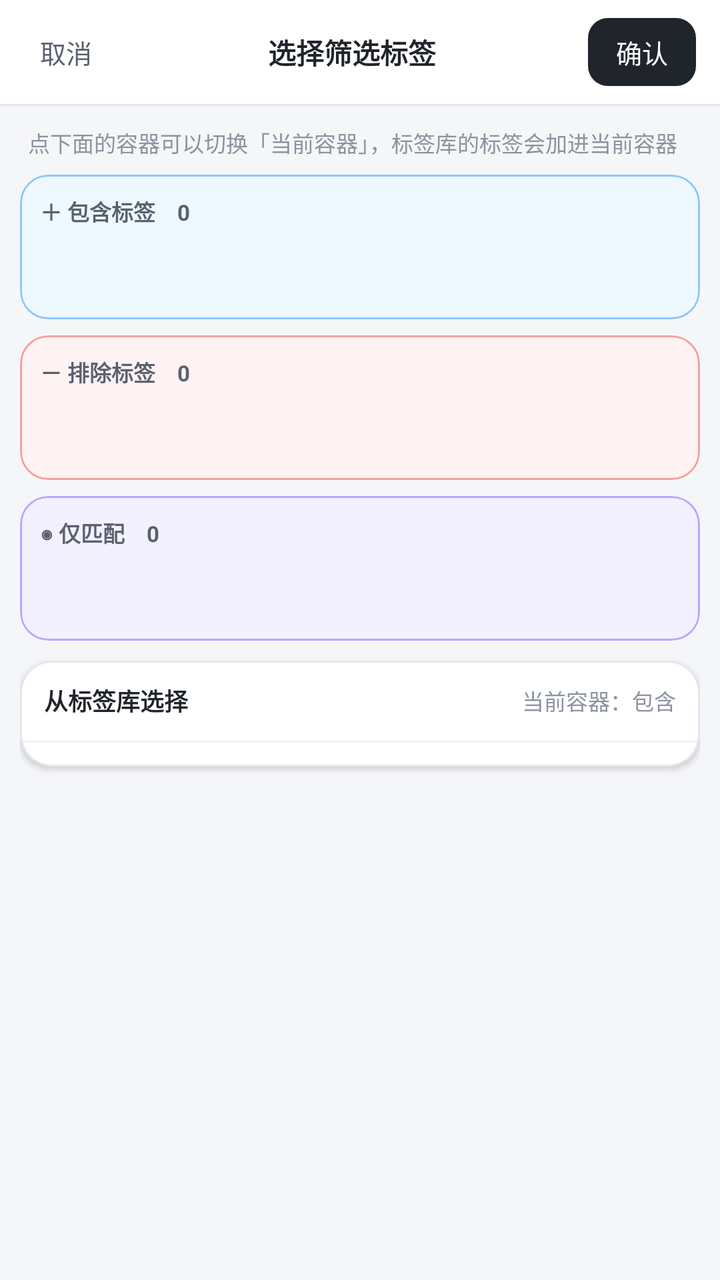
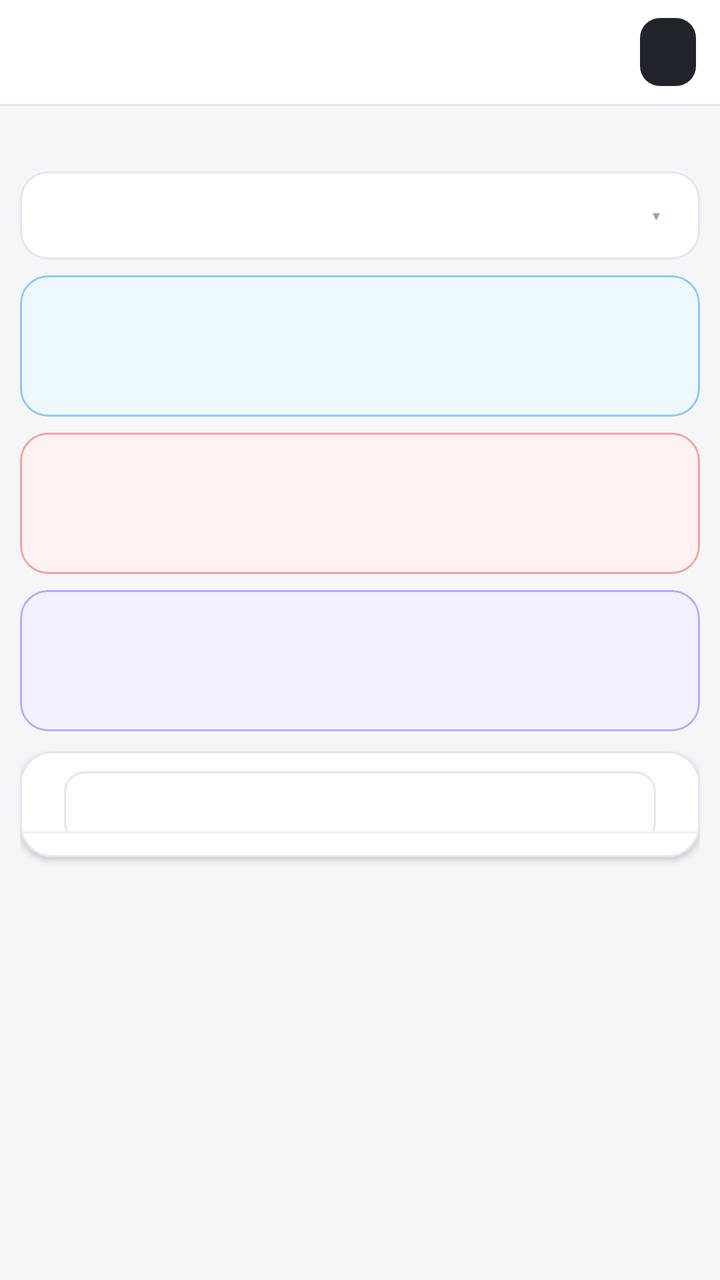

Compare the two renders of this Android layout. The source of the first and the diff that turns it into the second are given below.
<!-- AndroidManifest.xml: application theme Theme.TagMeow -->
<!-- res/layout/overlay_search_tags.xml -->
<?xml version="1.0" encoding="utf-8"?>

<LinearLayout xmlns:android="http://schemas.android.com/apk/res/android"
    xmlns:app="http://schemas.android.com/apk/res-auto"
    android:id="@+id/searchTagOverlay"
    android:layout_width="match_parent"
    android:layout_height="match_parent"
    android:background="#f5f6f8"
    android:orientation="vertical">

    <LinearLayout
        android:layout_width="match_parent"
        android:layout_height="52dp"
        android:background="#ffffff"
        android:gravity="center_vertical"
        android:orientation="horizontal"
        android:paddingStart="8dp"
        android:paddingEnd="12dp">

        <TextView
            android:id="@+id/btnSearchTagCancel"
            android:layout_width="wrap_content"
            android:layout_height="34dp"
            android:background="?attr/selectableItemBackground"
            android:gravity="center"
            android:paddingStart="12dp"
            android:paddingEnd="12dp"
            android:text="取消"
            android:textColor="#59616e"
            android:textSize="13sp" />

        <Space
            android:layout_width="0dp"
            android:layout_height="1dp"
            android:layout_weight="1" />

        <TextView
            android:id="@+id/tvSearchTagTitle"
            android:layout_width="wrap_content"
            android:layout_height="wrap_content"
            android:text="选择筛选标签"
            android:textColor="#20242b"
            android:textSize="14sp"
            android:textStyle="bold" />

        <Space
            android:layout_width="0dp"
            android:layout_height="1dp"
            android:layout_weight="1" />

        <TextView
            android:id="@+id/btnSearchTagConfirm"
            android:layout_width="wrap_content"
            android:layout_height="34dp"
            android:background="@drawable/bg_mini_primary"
            android:gravity="center"
            android:paddingStart="14dp"
            android:paddingEnd="14dp"
            android:text="确认"
            android:textColor="#ffffff"
            android:textSize="13sp" />
    </LinearLayout>

    <View
        android:layout_width="match_parent"
        android:layout_height="1dp"
        android:background="#e2e6ee" />

    <ScrollView
        android:layout_width="match_parent"
        android:layout_height="0dp"
        android:layout_weight="1"
        android:fillViewport="true">

        <LinearLayout
            android:layout_width="match_parent"
            android:layout_height="wrap_content"
            android:orientation="vertical"
            android:padding="10dp">

            <TextView
                android:id="@+id/tvSearchTagHint"
                android:layout_width="match_parent"
                android:layout_height="wrap_content"
                android:layout_marginStart="4dp"
                android:layout_marginBottom="8dp"
                android:text="点下面的容器可以切换「当前容器」，标签库的标签会加进当前容器"
                android:textColor="#8c939f"
                android:textSize="11sp" />

            
            <com.google.android.material.card.MaterialCardView
                android:id="@+id/groupInclude"
                android:layout_width="match_parent"
                android:layout_height="wrap_content"
                app:cardBackgroundColor="#eef8ff"
                app:cardCornerRadius="14dp"
                app:cardElevation="0dp"
                app:strokeColor="#8ec8f7"
                app:strokeWidth="1dp">

                <LinearLayout
                    android:layout_width="match_parent"
                    android:layout_height="wrap_content"
                    android:orientation="vertical"
                    android:padding="10dp">

                    <LinearLayout
                        android:id="@+id/headInclude"
                        android:layout_width="match_parent"
                        android:layout_height="wrap_content"
                        android:orientation="horizontal">

                        <TextView
                            android:id="@+id/titleInclude"
                            android:layout_width="wrap_content"
                            android:layout_height="wrap_content"
                            android:text="＋ 包含标签　0"
                            android:textColor="#59616e"
                            android:textSize="11sp"
                            android:textStyle="bold" />
                    </LinearLayout>

                    <LinearLayout
                        android:id="@+id/tagsInclude"
                        android:layout_width="match_parent"
                        android:layout_height="wrap_content"
                        android:layout_marginTop="6dp"
                        android:minHeight="30dp"
                        android:orientation="horizontal" />
                </LinearLayout>
            </com.google.android.material.card.MaterialCardView>

            
            <com.google.android.material.card.MaterialCardView
                android:id="@+id/groupExclude"
                android:layout_width="match_parent"
                android:layout_height="wrap_content"
                android:layout_marginTop="8dp"
                app:cardBackgroundColor="#fff2f2"
                app:cardCornerRadius="14dp"
                app:cardElevation="0dp"
                app:strokeColor="#f2a2a2"
                app:strokeWidth="1dp">

                <LinearLayout
                    android:layout_width="match_parent"
                    android:layout_height="wrap_content"
                    android:orientation="vertical"
                    android:padding="10dp">

                    <LinearLayout
                        android:id="@+id/headExclude"
                        android:layout_width="match_parent"
                        android:layout_height="wrap_content"
                        android:orientation="horizontal">

                        <TextView
                            android:id="@+id/titleExclude"
                            android:layout_width="wrap_content"
                            android:layout_height="wrap_content"
                            android:text="－ 排除标签　0"
                            android:textColor="#59616e"
                            android:textSize="11sp"
                            android:textStyle="bold" />
                    </LinearLayout>

                    <LinearLayout
                        android:id="@+id/tagsExclude"
                        android:layout_width="match_parent"
                        android:layout_height="wrap_content"
                        android:layout_marginTop="6dp"
                        android:minHeight="30dp"
                        android:orientation="horizontal" />
                </LinearLayout>
            </com.google.android.material.card.MaterialCardView>

            
            <com.google.android.material.card.MaterialCardView
                android:id="@+id/groupOnly"
                android:layout_width="match_parent"
                android:layout_height="wrap_content"
                android:layout_marginTop="8dp"
                app:cardBackgroundColor="#f3f0ff"
                app:cardCornerRadius="14dp"
                app:cardElevation="0dp"
                app:strokeColor="#b9a8ff"
                app:strokeWidth="1dp">

                <LinearLayout
                    android:layout_width="match_parent"
                    android:layout_height="wrap_content"
                    android:orientation="vertical"
                    android:padding="10dp">

                    <LinearLayout
                        android:id="@+id/headOnly"
                        android:layout_width="match_parent"
                        android:layout_height="wrap_content"
                        android:orientation="horizontal">

                        <TextView
                            android:id="@+id/titleOnly"
                            android:layout_width="wrap_content"
                            android:layout_height="wrap_content"
                            android:text="◉ 仅匹配　0"
                            android:textColor="#59616e"
                            android:textSize="11sp"
                            android:textStyle="bold" />
                    </LinearLayout>

                    <LinearLayout
                        android:id="@+id/tagsOnly"
                        android:layout_width="match_parent"
                        android:layout_height="wrap_content"
                        android:layout_marginTop="6dp"
                        android:minHeight="30dp"
                        android:orientation="horizontal" />
                </LinearLayout>
            </com.google.android.material.card.MaterialCardView>

            
            <com.google.android.material.card.MaterialCardView
                android:layout_width="match_parent"
                android:layout_height="wrap_content"
                android:layout_marginTop="10dp"
                app:cardBackgroundColor="#ffffff"
                app:cardCornerRadius="16dp"
                app:cardElevation="2dp"
                app:strokeColor="#e2e6ee"
                app:strokeWidth="1dp">

                <LinearLayout
                    android:layout_width="match_parent"
                    android:layout_height="wrap_content"
                    android:orientation="vertical">

                    <LinearLayout
                        android:layout_width="match_parent"
                        android:layout_height="40dp"
                        android:gravity="center_vertical"
                        android:orientation="horizontal"
                        android:paddingStart="12dp"
                        android:paddingEnd="12dp">

                        <TextView
                            android:id="@+id/tvSearchTagLibraryTitle"
                            android:layout_width="wrap_content"
                            android:layout_height="wrap_content"
                            android:text="从标签库选择"
                            android:textColor="#20242b"
                            android:textSize="12sp"
                            android:textStyle="bold" />

                        <Space
                            android:layout_width="0dp"
                            android:layout_height="1dp"
                            android:layout_weight="1" />

                        <TextView
                            android:id="@+id/tvSearchTagCurrentGroup"
                            android:layout_width="wrap_content"
                            android:layout_height="wrap_content"
                            android:text="当前容器：包含"
                            android:textColor="#8c939f"
                            android:textSize="11sp" />
                    </LinearLayout>

                    <View
                        android:layout_width="match_parent"
                        android:layout_height="1dp"
                        android:background="#edf0f3" />

                    <LinearLayout
                        android:id="@+id/searchTagLibrary"
                        android:layout_width="match_parent"
                        android:layout_height="wrap_content"
                        android:orientation="vertical"
                        android:padding="6dp" />
                </LinearLayout>
            </com.google.android.material.card.MaterialCardView>
        </LinearLayout>
    </ScrollView>
</LinearLayout>
<!-- resources referenced by this layout -->
<resources>
  <!-- drawable bg_mini_primary (drawable) -->
  <?xml version="1.0" encoding="utf-8"?>
  
  <shape xmlns:android="http://schemas.android.com/apk/res/android"
      android:shape="rectangle">
      <solid android:color="#20242b" />
      <corners android:radius="10dp" />
  </shape>
  <style name="Theme.TagMeow" parent="Base.Theme.TagMeow" />
  <style name="Base.Theme.TagMeow" parent="Theme.Material3.DayNight.NoActionBar">
          
          
      </style>
</resources>

<!-- the commit's change to res/layout/overlay_search_tags.xml (unified diff, before → after) -->
@@ -5,13 +5,13 @@
     android:id="@+id/searchTagOverlay"
     android:layout_width="match_parent"
     android:layout_height="match_parent"
-    android:background="#f5f6f8"
+    android:background="@color/page_bg"
     android:orientation="vertical">
 
     <LinearLayout
         android:layout_width="match_parent"
         android:layout_height="52dp"
-        android:background="#ffffff"
+        android:background="@color/surface"
         android:gravity="center_vertical"
         android:orientation="horizontal"
         android:paddingStart="8dp"
@@ -25,8 +25,8 @@
             android:gravity="center"
             android:paddingStart="12dp"
             android:paddingEnd="12dp"
-            android:text="取消"
-            android:textColor="#59616e"
+            android:text=""
+            android:textColor="@color/text_medium"
             android:textSize="13sp" />
 
         <Space
@@ -38,8 +38,8 @@
             android:id="@+id/tvSearchTagTitle"
             android:layout_width="wrap_content"
             android:layout_height="wrap_content"
-            android:text="选择筛选标签"
-            android:textColor="#20242b"
+            android:text=""
+            android:textColor="@color/text_primary"
             android:textSize="14sp"
             android:textStyle="bold" />
 
@@ -56,15 +56,15 @@
             android:gravity="center"
             android:paddingStart="14dp"
             android:paddingEnd="14dp"
-            android:text="确认"
-            android:textColor="#ffffff"
+            android:text=""
+            android:textColor="@color/on_primary_text"
             android:textSize="13sp" />
     </LinearLayout>
 
     <View
         android:layout_width="match_parent"
         android:layout_height="1dp"
-        android:background="#e2e6ee" />
+        android:background="@color/border" />
 
     <ScrollView
         android:layout_width="match_parent"
@@ -84,19 +84,19 @@
                 android:layout_height="wrap_content"
                 android:layout_marginStart="4dp"
                 android:layout_marginBottom="8dp"
-                android:text="点下面的容器可以切换「当前容器」，标签库的标签会加进当前容器"
-                android:textColor="#8c939f"
+                android:text=""
+                android:textColor="@color/text_secondary"
                 android:textSize="11sp" />
 
             
             <com.google.android.material.card.MaterialCardView
-                android:id="@+id/groupInclude"
-                android:layout_width="match_parent"
-                android:layout_height="wrap_content"
-                app:cardBackgroundColor="#eef8ff"
+                android:layout_width="match_parent"
+                android:layout_height="wrap_content"
+                android:layout_marginBottom="8dp"
+                app:cardBackgroundColor="@color/surface"
                 app:cardCornerRadius="14dp"
                 app:cardElevation="0dp"
-                app:strokeColor="#8ec8f7"
+                app:strokeColor="@color/border"
                 app:strokeWidth="1dp">
 
                 <LinearLayout
@@ -106,6 +106,121 @@
                     android:padding="10dp">
 
                     <LinearLayout
+                        android:id="@+id/searchDirHead"
+                        android:layout_width="match_parent"
+                        android:layout_height="wrap_content"
+                        android:background="?attr/selectableItemBackground"
+                        android:gravity="center_vertical"
+                        android:orientation="horizontal">
+
+                        <TextView
+                            android:id="@+id/tvSearchDirTitle"
+                            android:layout_width="wrap_content"
+                            android:layout_height="wrap_content"
+                            android:text=""
+                            android:textColor="@color/text_primary"
+                            android:textSize="12sp"
+                            android:textStyle="bold" />
+
+                        <Space
+                            android:layout_width="0dp"
+                            android:layout_height="1dp"
+                            android:layout_weight="1" />
+
+                        <TextView
+                            android:id="@+id/tvSearchDirSummary"
+                            android:layout_width="wrap_content"
+                            android:layout_height="wrap_content"
+                            android:text=""
+                            android:textColor="@color/text_secondary"
+                            android:textSize="11sp" />
+
+                        <TextView
+                            android:id="@+id/tvSearchDirToggle"
+                            android:layout_width="24dp"
+                            android:layout_height="24dp"
+                            android:layout_marginStart="4dp"
+                            android:gravity="center"
+                            android:text="▾"
+                            android:textColor="@color/text_faint"
+                            android:textSize="12sp" />
+                    </LinearLayout>
+
+                    <LinearLayout
+                        android:id="@+id/searchDirBody"
+                        android:layout_width="match_parent"
+                        android:layout_height="wrap_content"
+                        android:orientation="vertical"
+                        android:visibility="gone">
+
+                        <LinearLayout
+                            android:layout_width="match_parent"
+                            android:layout_height="wrap_content"
+                            android:layout_marginTop="6dp"
+                            android:gravity="center_vertical"
+                            android:orientation="horizontal">
+
+                            <TextView
+                                android:id="@+id/tvSearchDirHint"
+                                android:layout_width="0dp"
+                                android:layout_height="wrap_content"
+                                android:layout_weight="1"
+                                android:text=""
+                                android:textColor="@color/text_secondary"
+                                android:textSize="10sp" />
+
+                            <TextView
+                                android:id="@+id/btnSearchDirAll"
+                                android:layout_width="wrap_content"
+                                android:layout_height="28dp"
+                                android:layout_marginStart="6dp"
+                                android:background="@drawable/bg_mini"
+                                android:gravity="center"
+                                android:paddingStart="12dp"
+                                android:paddingEnd="12dp"
+                                android:text=""
+                                android:textColor="@color/text_button"
+                                android:textSize="11sp" />
+                        </LinearLayout>
+
+                        <LinearLayout
+                            android:id="@+id/searchDirList"
+                            android:layout_width="match_parent"
+                            android:layout_height="wrap_content"
+                            android:layout_marginTop="4dp"
+                            android:orientation="vertical" />
+
+                        <TextView
+                            android:id="@+id/tvSearchDirEmpty"
+                            android:layout_width="match_parent"
+                            android:layout_height="wrap_content"
+                            android:layout_marginTop="4dp"
+                            android:text=""
+                            android:textColor="@color/text_secondary"
+                            android:textSize="11sp"
+                            android:visibility="gone" />
+                    </LinearLayout>
+                </LinearLayout>
+            </com.google.android.material.card.MaterialCardView>
+
+            
+            <com.google.android.material.card.MaterialCardView
+                android:id="@+id/groupInclude"
+                android:layout_width="match_parent"
+                android:layout_height="wrap_content"
+                app:cardBackgroundColor="@color/filter_include_bg"
+                app:cardCornerRadius="14dp"
+                app:cardElevation="0dp"
+                app:strokeColor="@color/filter_include_border"
+                app:strokeWidth="1dp">
+
+                <LinearLayout
+                    android:layout_width="match_parent"
+                    android:layout_height="wrap_content"
+                    android:orientation="vertical"
+                    android:padding="10dp">
+
+                    <LinearLayout
                         android:id="@+id/headInclude"
                         android:layout_width="match_parent"
                         android:layout_height="wrap_content"
@@ -115,8 +230,8 @@
                             android:id="@+id/titleInclude"
                             android:layout_width="wrap_content"
                             android:layout_height="wrap_content"
-                            android:text="＋ 包含标签　0"
-                            android:textColor="#59616e"
+                            android:text=""
+                            android:textColor="@color/text_medium"
                             android:textSize="11sp"
                             android:textStyle="bold" />
                     </LinearLayout>
@@ -137,10 +252,10 @@
                 android:layout_width="match_parent"
                 android:layout_height="wrap_content"
                 android:layout_marginTop="8dp"
-                app:cardBackgroundColor="#fff2f2"
+                app:cardBackgroundColor="@color/filter_exclude_bg"
                 app:cardCornerRadius="14dp"
                 app:cardElevation="0dp"
-                app:strokeColor="#f2a2a2"
+                app:strokeColor="@color/filter_exclude_border"
                 app:strokeWidth="1dp">
 
                 <LinearLayout
@@ -159,8 +274,8 @@
                             android:id="@+id/titleExclude"
                             android:layout_width="wrap_content"
                             android:layout_height="wrap_content"
-                            android:text="－ 排除标签　0"
-                            android:textColor="#59616e"
+                            android:text=""
+                            android:textColor="@color/text_medium"
                             android:textSize="11sp"
                             android:textStyle="bold" />
                     </LinearLayout>
@@ -181,10 +296,10 @@
                 android:layout_width="match_parent"
                 android:layout_height="wrap_content"
                 android:layout_marginTop="8dp"
-                app:cardBackgroundColor="#f3f0ff"
+                app:cardBackgroundColor="@color/filter_only_bg"
                 app:cardCornerRadius="14dp"
                 app:cardElevation="0dp"
-                app:strokeColor="#b9a8ff"
+                app:strokeColor="@color/filter_only_border"
                 app:strokeWidth="1dp">
 
                 <LinearLayout
@@ -203,8 +318,8 @@
                             android:id="@+id/titleOnly"
                             android:layout_width="wrap_content"
                             android:layout_height="wrap_content"
-                            android:text="◉ 仅匹配　0"
-                            android:textColor="#59616e"
+                            android:text=""
+                            android:textColor="@color/text_medium"
                             android:textSize="11sp"
                             android:textStyle="bold" />
                     </LinearLayout>
@@ -224,10 +339,10 @@
                 android:layout_width="match_parent"
                 android:layout_height="wrap_content"
                 android:layout_marginTop="10dp"
-                app:cardBackgroundColor="#ffffff"
+                app:cardBackgroundColor="@color/surface"
                 app:cardCornerRadius="16dp"
                 app:cardElevation="2dp"
-                app:strokeColor="#e2e6ee"
+                app:strokeColor="@color/border"
                 app:strokeWidth="1dp">
 
                 <LinearLayout
@@ -243,12 +358,31 @@
                         android:paddingStart="12dp"
                         android:paddingEnd="12dp">
 
+                        
+                        <EditText
+                            android:id="@+id/editTagSearch"
+                            android:layout_width="match_parent"
+                            android:layout_height="36dp"
+                            android:layout_marginStart="10dp"
+                            android:layout_marginTop="8dp"
+                            android:layout_marginEnd="10dp"
+                            android:background="@drawable/bg_mini"
+                            android:hint=""
+                            android:imeOptions="actionSearch"
+                            android:inputType="text"
+                            android:paddingStart="10dp"
+                            android:paddingEnd="10dp"
+                            android:singleLine="true"
+                            android:textColor="@color/text_primary"
+                            android:textColorHint="@color/text_faint"
+                            android:textSize="12sp" />
+
                         <TextView
                             android:id="@+id/tvSearchTagLibraryTitle"
                             android:layout_width="wrap_content"
                             android:layout_height="wrap_content"
-                            android:text="从标签库选择"
-                            android:textColor="#20242b"
+                            android:text=""
+                            android:textColor="@color/text_primary"
                             android:textSize="12sp"
                             android:textStyle="bold" />
 
@@ -261,15 +395,15 @@
                             android:id="@+id/tvSearchTagCurrentGroup"
                             android:layout_width="wrap_content"
                             android:layout_height="wrap_content"
-                            android:text="当前容器：包含"
-                            android:textColor="#8c939f"
+                            android:text=""
+                            android:textColor="@color/text_secondary"
                             android:textSize="11sp" />
                     </LinearLayout>
 
                     <View
                         android:layout_width="match_parent"
                         android:layout_height="1dp"
-                        android:background="#edf0f3" />
+                        android:background="@color/divider" />
 
                     <LinearLayout
                         android:id="@+id/searchTagLibrary"
<!-- resource entries referenced after the edit -->
@@ -1,14 +1,42 @@
 <!-- resources referenced by this layout -->
 <resources>
+  <color name="border">#E2E6EE</color>
+  <color name="divider">#EDF0F3</color>
+  <color name="filter_exclude_bg">#FFF2F2</color>
+  <color name="filter_exclude_border">#F2A2A2</color>
+  <color name="filter_include_bg">#EEF8FF</color>
+  <color name="filter_include_border">#8EC8F7</color>
+  <color name="filter_only_bg">#F3F0FF</color>
+  <color name="filter_only_border">#B9A8FF</color>
+  <color name="on_primary_text">#FFFFFF</color>
+  <color name="page_bg">#F5F6F8</color>
+  <color name="surface">#FFFFFF</color>
+  <color name="text_button">#5A626D</color>
+  <color name="text_faint">#9AA1AB</color>
+  <color name="text_medium">#59616E</color>
+  <color name="text_primary">#20242B</color>
+  <color name="text_secondary">#8C939F</color>
+  <!-- drawable bg_mini (drawable) -->
+  <?xml version="1.0" encoding="utf-8"?>
+  
+  <shape xmlns:android="http://schemas.android.com/apk/res/android"
+      android:shape="rectangle">
+      <solid android:color="@color/surface" />
+      <stroke
+          android:width="1dp"
+          android:color="@color/border" />
+      <corners android:radius="10dp" />
+  </shape>
   <!-- drawable bg_mini_primary (drawable) -->
   <?xml version="1.0" encoding="utf-8"?>
   
   <shape xmlns:android="http://schemas.android.com/apk/res/android"
       android:shape="rectangle">
-      <solid android:color="#20242b" />
+      <solid android:color="@color/primary_button_bg" />
       <corners android:radius="10dp" />
   </shape>
   <style name="Theme.TagMeow" parent="Base.Theme.TagMeow" />
+  <color name="primary_button_bg">#20242B</color>
   <style name="Base.Theme.TagMeow" parent="Theme.Material3.DayNight.NoActionBar">
           
           
